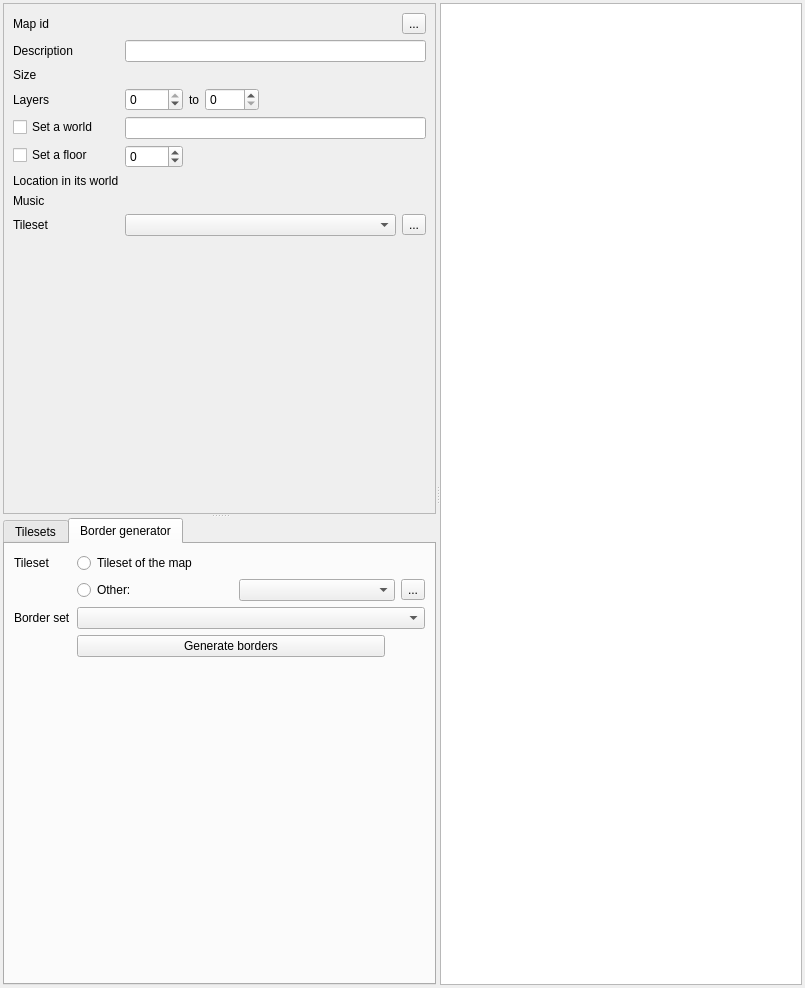
First picture: the form in src/widgets/map_editor.ui, repository Kangie/solarus, before the edit.
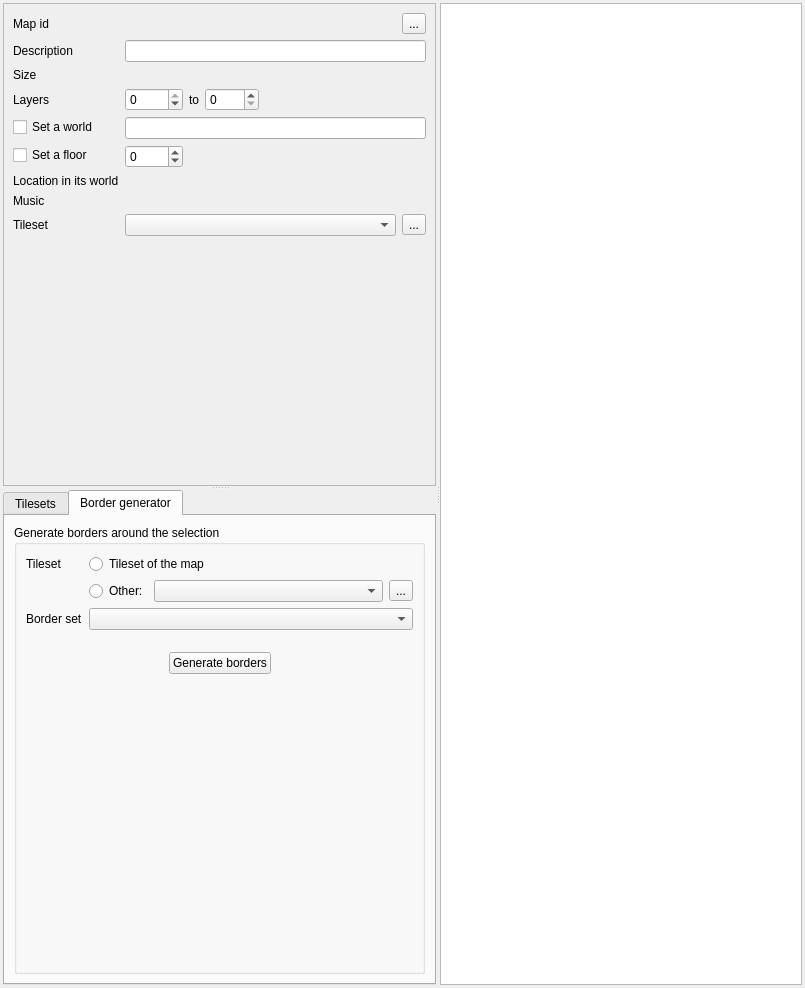
Second picture: the form after the edit. The open tabs and pages were chosen to show the change. Icons and pictures are not drawn. Custom widgets are drawn as their Qt base class.

Commit message: Improve border generator UI

```diff
--- a/src/widgets/map_editor.ui
+++ b/src/widgets/map_editor.ui
@@ -374,6 +374,14 @@
            <attribute name="title">
             <string>Border generator</string>
            </attribute>
+           <layout class="QVBoxLayout" name="verticalLayout_3">
+            <item>
+             <widget class="QGroupBox" name="groupBox">
+              <property name="title">
+               <string>Generate borders around the selection</string>
+              </property>
+              <layout class="QVBoxLayout" name="verticalLayout_4">
+               <item>
            <layout class="QFormLayout" name="formLayout_2">
             <item row="0" column="0">
              <widget class="QLabel" name="label_2">
@@ -392,7 +400,13 @@
             <item row="1" column="1">
              <layout class="QHBoxLayout" name="horizontal_layout_7">
               <item>
-               <widget class="QRadioButton" name="radioButton_2">
+                    <widget class="QRadioButton" name="border_set_other_tileset_radio">
+                     <property name="sizePolicy">
+                      <sizepolicy hsizetype="Fixed" vsizetype="Fixed">
+                       <horstretch>0</horstretch>
+                       <verstretch>0</verstretch>
+                      </sizepolicy>
+                     </property>
                 <property name="text">
                  <string>Other:</string>
                 </property>
@@ -448,7 +462,38 @@
              </widget>
             </item>
             <item row="3" column="1">
-             <layout class="QHBoxLayout" name="horizontal_layout_3">
+                  <spacer name="verticalSpacer_2">
+                   <property name="orientation">
+                    <enum>Qt::Vertical</enum>
+                   </property>
+                   <property name="sizeType">
+                    <enum>QSizePolicy::Fixed</enum>
+                   </property>
+                   <property name="sizeHint" stdset="0">
+                    <size>
+                     <width>20</width>
+                     <height>10</height>
+                    </size>
+                   </property>
+                  </spacer>
+                 </item>
+                </layout>
+               </item>
+               <item>
+                <layout class="QHBoxLayout" name="horizontalLayout_3">
+                 <item>
+                  <spacer name="horizontalSpacer">
+                   <property name="orientation">
+                    <enum>Qt::Horizontal</enum>
+                   </property>
+                   <property name="sizeHint" stdset="0">
+                    <size>
+                     <width>40</width>
+                     <height>20</height>
+                    </size>
+                   </property>
+                  </spacer>
+                 </item>
               <item>
                <widget class="QPushButton" name="generate_borders_button">
                 <property name="toolTip">
@@ -470,13 +515,10 @@
                </widget>
               </item>
               <item>
-               <spacer name="horizontal_spacer_2">
+                  <spacer name="horizontalSpacer_2">
                 <property name="orientation">
                  <enum>Qt::Horizontal</enum>
                 </property>
-                <property name="sizeType">
-                 <enum>QSizePolicy::Fixed</enum>
-                </property>
                 <property name="sizeHint" stdset="0">
                  <size>
                   <width>40</width>
@@ -486,6 +528,22 @@
                </spacer>
               </item>
              </layout>
+               </item>
+               <item>
+                <spacer name="verticalSpacer">
+                 <property name="orientation">
+                  <enum>Qt::Vertical</enum>
+                 </property>
+                 <property name="sizeHint" stdset="0">
+                  <size>
+                   <width>20</width>
+                   <height>40</height>
+                  </size>
+                 </property>
+                </spacer>
+               </item>
+              </layout>
+             </widget>
             </item>
            </layout>
           </widget>
```
Left out of the diff: 6 changed lines with no effect on the pictures. Lines whose indentation alone changed are shown as unchanged. The commit also changes 1 other file.
